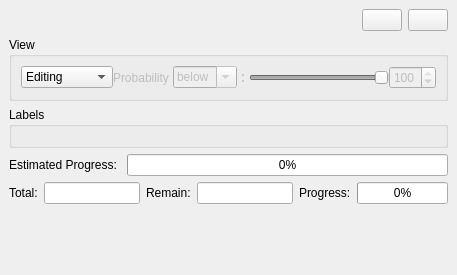
This is src/Plugins/Classification/Classification_widget.ui in tudelft3d/3D_Urban_Mesh_Annotator as Qt 5 draws it before an edit. The edited form follows.
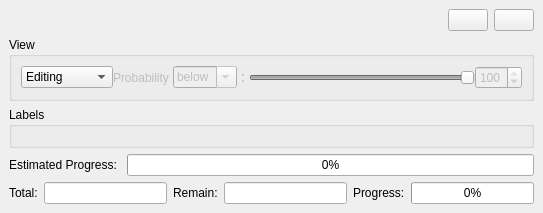
This is the edited form. Icons and pictures are not drawn.

```diff
--- a/src/Plugins/Classification/Classification_widget.ui
+++ b/src/Plugins/Classification/Classification_widget.ui
@@ -6,12 +6,12 @@
    <rect>
     <x>0</x>
     <y>0</y>
-    <width>457</width>
-    <height>275</height>
+    <width>543</width>
+    <height>232</height>
    </rect>
   </property>
   <property name="sizePolicy">
-   <sizepolicy hsizetype="Expanding" vsizetype="Expanding">
+   <sizepolicy hsizetype="Preferred" vsizetype="Preferred">
     <horstretch>0</horstretch>
     <verstretch>0</verstretch>
    </sizepolicy>
@@ -20,6 +20,12 @@
    <string>Annotation</string>
   </property>
   <widget class="QWidget" name="dockWidgetContents">
+   <property name="sizePolicy">
+    <sizepolicy hsizetype="Preferred" vsizetype="Fixed">
+     <horstretch>0</horstretch>
+     <verstretch>0</verstretch>
+    </sizepolicy>
+   </property>
    <layout class="QVBoxLayout" name="verticalLayout_2">
     <item>
      <layout class="QHBoxLayout" name="horizontalLayout">
@@ -378,19 +384,6 @@
       </item>
      </layout>
     </item>
-    <item>
-     <spacer name="verticalSpacer">
-      <property name="orientation">
-       <enum>Qt::Vertical</enum>
-      </property>
-      <property name="sizeHint" stdset="0">
-       <size>
-        <width>20</width>
-        <height>40</height>
-       </size>
-      </property>
-     </spacer>
-    </item>
    </layout>
   </widget>
  </widget>
```
